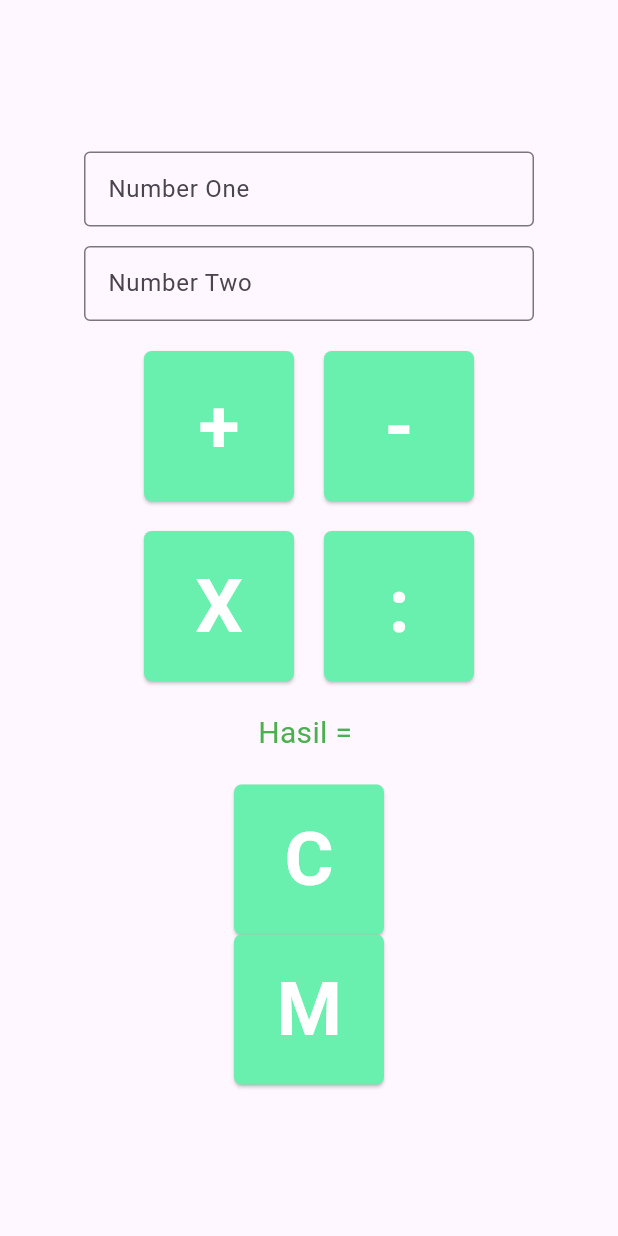
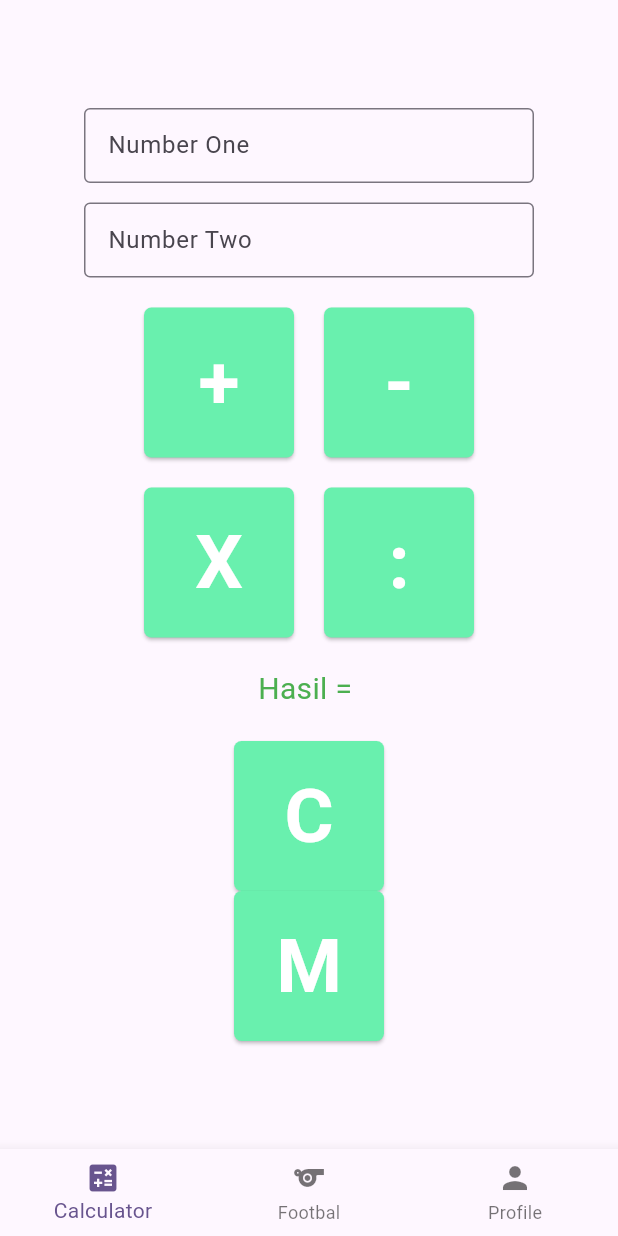
Before and after one commit to muyajid/flutter_calculator_project_v2, a Flutter app: the screen it shows after launch, on a phone screen of 412 x 824 dp. Run offline on Flutter 3.47's test engine with Material 3 defaults, Android fonts, the phone set to English and light mode, and no system bars; our stand-ins replace get.

Commit message:
learn: belajar bottom nav

```diff
--- /dev/null
+++ b/lib/controller/bottom_nav_controller.dart
@@ -0,0 +1,11 @@
+import 'package:get/get.dart';
+import 'package:get/get_rx/src/rx_types/rx_types.dart';
+import 'package:get/get_state_manager/get_state_manager.dart';
+
+class BottomNavController extends GetxController {
+  var currentIndex = 0.obs;
+
+  void changePageIndex(int index) {
+    currentIndex.value = index;
+  }
+}
--- a/lib/main.dart
+++ b/lib/main.dart
@@ -18,7 +18,7 @@
       theme: ThemeData(
         colorScheme: ColorScheme.fromSeed(seedColor: Colors.deepPurple),
       ),
-      initialRoute: AppRoutes.calculator,
+      initialRoute: AppRoutes.main,
       getPages: AppPages.pages,
     );
   }
--- /dev/null
+++ b/lib/pages/main_page.dart
@@ -0,0 +1,27 @@
+import 'package:flutter/material.dart';
+import 'package:flutter_calculator_project_v2/controller/bottom_nav_controller.dart';
+import 'package:flutter_calculator_project_v2/pages/calculator_pages.dart';
+import 'package:flutter_calculator_project_v2/pages/football_pages.dart';
+import 'package:flutter_calculator_project_v2/pages/profile_pages.dart';
+import 'package:flutter_calculator_project_v2/widget/bottom_nav_widgets.dart';
+import 'package:get/get.dart';
+
+class MainPage extends StatelessWidget {
+  final BottomNavController controller = Get.put(BottomNavController());
+  MainPage({super.key});
+
+  final List<Widget> pages = [
+    CalculatorPages2(),
+    FootballPages(),
+    ProfilePages(),
+  ];
+  @override
+  Widget build(BuildContext context) {
+    return Obx(
+      () => Scaffold(
+        body: pages[controller.currentIndex.value],
+        bottomNavigationBar: BottomNavWidgets(),
+      ),
+    );
+  }
+}
--- a/lib/routes/pages.dart
+++ b/lib/routes/pages.dart
@@ -1,11 +1,16 @@
 import 'package:flutter_calculator_project_v2/pages/calculator_pages.dart';
 import 'package:flutter_calculator_project_v2/pages/footbal_edit_pages.dart';
 import 'package:flutter_calculator_project_v2/pages/football_pages.dart';
+import 'package:flutter_calculator_project_v2/pages/main_page.dart';
 import 'package:flutter_calculator_project_v2/routes/routes.dart';
 import 'package:get/route_manager.dart';
 
 class AppPages {
   static final pages = [
+    GetPage(
+      name: AppRoutes.main,
+      page: () => MainPage(), // wrapper punya bottom nav
+    ),
     GetPage(name: AppRoutes.calculator, page: () => CalculatorPages2()),
     GetPage(name: AppRoutes.footballPlayers, page: () => FootballPages()),
     GetPage(name: AppRoutes.footballEdit, page: () => FootbalEdit()),
--- a/lib/routes/routes.dart
+++ b/lib/routes/routes.dart
@@ -1,4 +1,5 @@
 class AppRoutes {
+  static const String main = '/';
   static const String calculator = "/calculator_pages";
   static const String footballPlayers = "/football_pages";
   static const String footballEdit = "/footbal_edit_pages";
--- /dev/null
+++ b/lib/widget/bottom_nav_widgets.dart
@@ -0,0 +1,27 @@
+import 'package:flutter/material.dart';
+import 'package:flutter_calculator_project_v2/controller/bottom_nav_controller.dart';
+import 'package:get/get.dart';
+import 'package:get/get_state_manager/get_state_manager.dart';
+
+class BottomNavWidgets extends StatelessWidget {
+  final BottomNavController controller = Get.find();
+  BottomNavWidgets({super.key});
+
+  @override
+  Widget build(BuildContext context) {
+    return Obx(
+      () => BottomNavigationBar(
+        currentIndex: controller.currentIndex.value,
+        onTap: controller.changePageIndex,
+        items: const [
+          BottomNavigationBarItem(
+            icon: Icon(Icons.calculate),
+            label: "Calculator",
+          ),
+          BottomNavigationBarItem(icon: Icon(Icons.sports), label: "Footbal"),
+          BottomNavigationBarItem(icon: Icon(Icons.person), label: "Profile"),
+        ],
+      ),
+    );
+  }
+}
--- a/pubspec.yaml
+++ b/pubspec.yaml
@@ -62,6 +62,7 @@ flutter:
   # To add assets to your application, add an assets section, like this:
   assets:
     - asset/image.png
+    - asset/wajah.png
 
   # An image asset can refer to one or more resolution-specific "variants", see
   # https://flutter.dev/to/resolution-aware-images
```
Also changed, not shown: lib/pages/profile_pages.dart (added, +37 -0 lines), asset/wajah.png (added).
